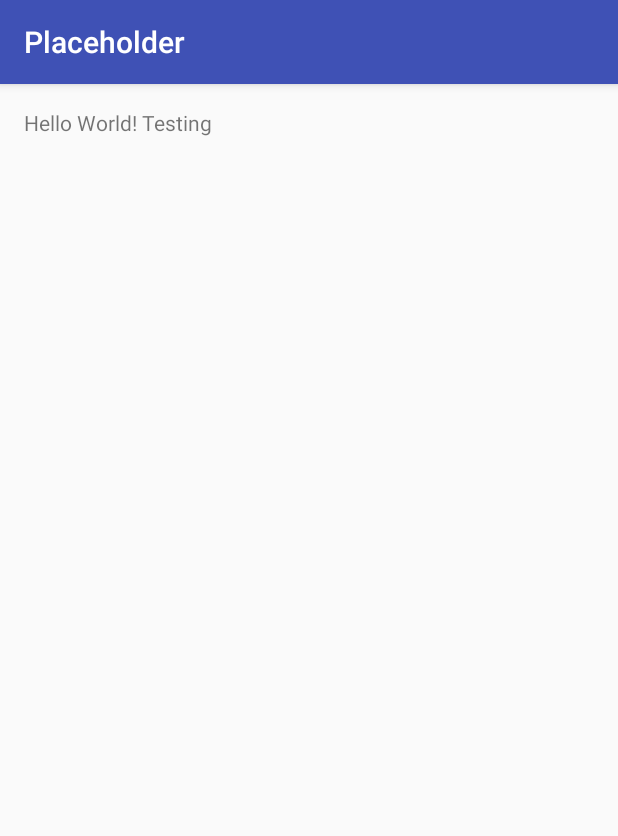
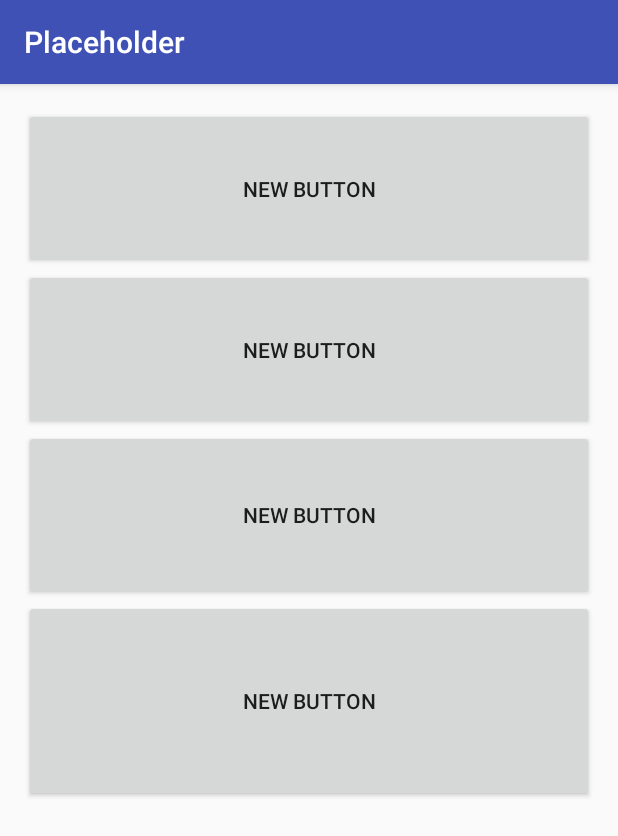
Before and after one commit to Dyzlol/Android-App, an Android app: the screen it shows after launch (MainActivity), on a phone screen of 412 x 824 dp. Shown: the top 836 px of the screen. Run offline under Robolectric (Android 15) with nearby library versions, the phone set to English and light mode, and no system bars.

Commit message:
adding MainMenu placeholders

```diff
--- a/app/src/main/res/layout/activity_main.xml
+++ b/app/src/main/res/layout/activity_main.xml
@@ -9,8 +9,40 @@
     android:paddingTop="@dimen/activity_vertical_margin"
     tools:context="com.example.tony_macbook.placeholder.MainActivity">
 
-    <TextView
-        android:layout_width="wrap_content"
-        android:layout_height="wrap_content"
-        android:text="Hello World! Testing" />
+    <LinearLayout
+        android:orientation="vertical"
+        android:layout_width="match_parent"
+        android:layout_height="match_parent"
+        android:id="@+id/MainMenuLayout"
+        android:weightSum="1">
+
+        <Button
+            android:layout_width="match_parent"
+            android:layout_height="wrap_content"
+            android:text="New Button"
+            android:id="@+id/button"
+            android:layout_weight="0.11" />
+
+        <Button
+            android:layout_width="match_parent"
+            android:layout_height="wrap_content"
+            android:text="New Button"
+            android:id="@+id/button2"
+            android:layout_weight="0.11" />
+
+        <Button
+            android:layout_width="match_parent"
+            android:layout_height="wrap_content"
+            android:text="New Button"
+            android:id="@+id/button3"
+            android:layout_weight="0.12" />
+
+        <Button
+            android:layout_width="match_parent"
+            android:layout_height="wrap_content"
+            android:text="New Button"
+            android:id="@+id/button4"
+            android:layout_weight="0.16" />
+    </LinearLayout>
+
 </RelativeLayout>
```
